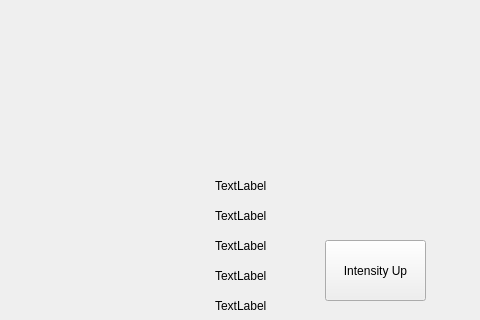
Qt form mainwindow.ui (NebulaCo/ECSS) before a commit; both pictures show x 85 to 565 and y 0 to 320 of the 798 by 484 pixel window.
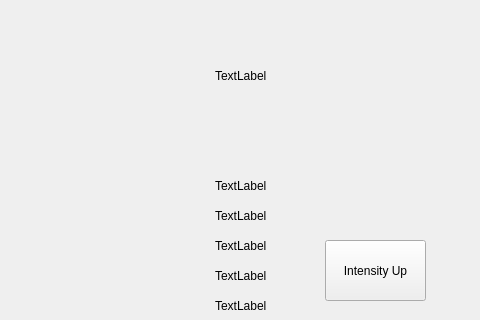
The same form after that commit.

Diff of the .ui file:
```diff
--- a/mainwindow.ui
+++ b/mainwindow.ui
@@ -183,6 +183,19 @@
      <string>TextLabel</string>
     </property>
    </widget>
+   <widget class="QLabel" name="rightTopBar">
+    <property name="geometry">
+     <rect>
+      <x>300</x>
+      <y>60</y>
+      <width>51</width>
+      <height>31</height>
+     </rect>
+    </property>
+    <property name="text">
+     <string>TextLabel</string>
+    </property>
+   </widget>
   </widget>
   <widget class="QMenuBar" name="menubar">
    <property name="geometry">
```
